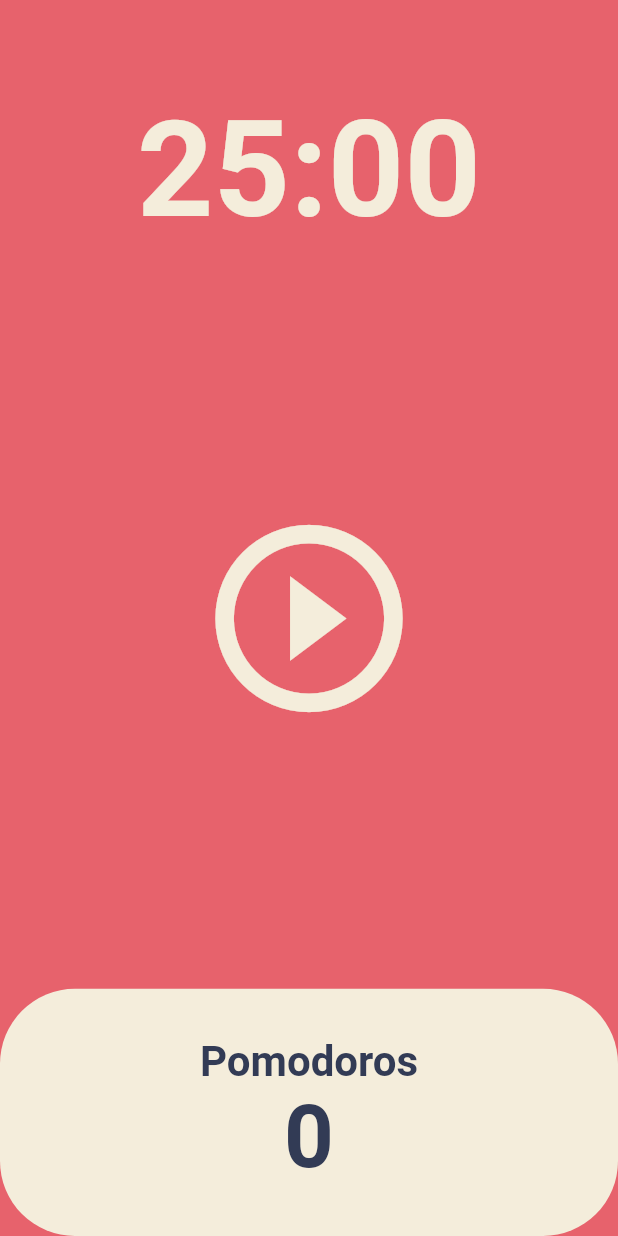
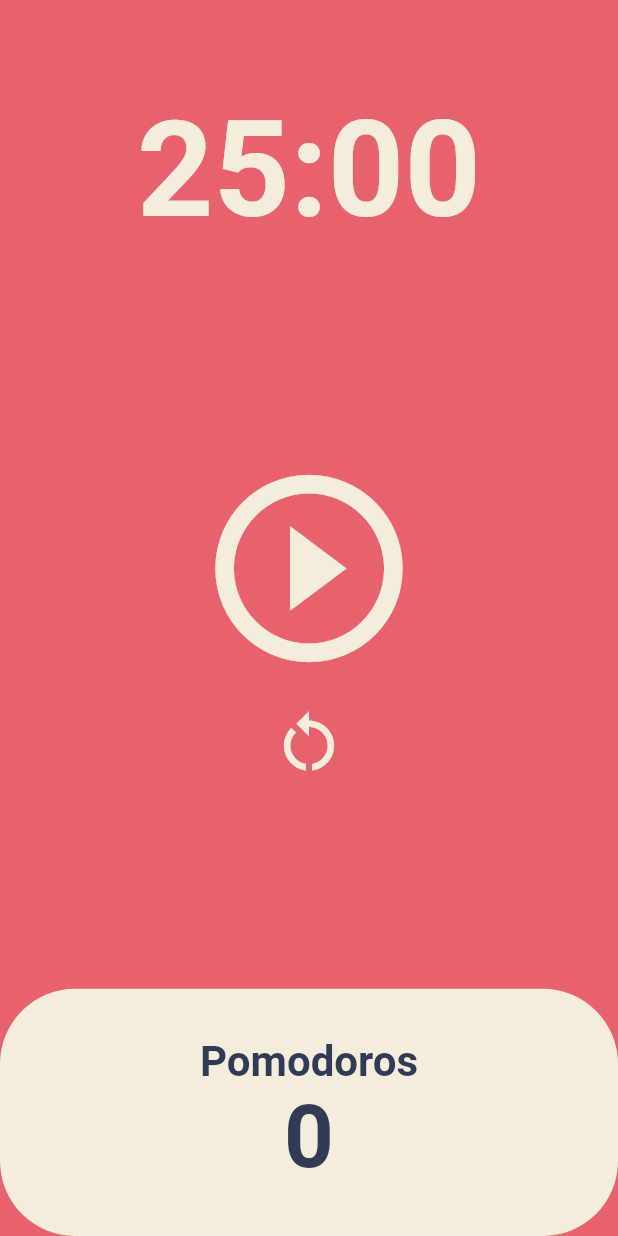
Before and after one commit to SDRLurker/toonflix, a Flutter app: the screen it shows after launch, on a phone screen of 412 x 824 dp. Run offline on Flutter 3.47's test engine with Material 2 defaults, Android fonts, the phone set to English and light mode, and no system bars.

Commit message:
5.4 Code Challenge

```diff
--- a/lib/screens/home_screen.dart
+++ b/lib/screens/home_screen.dart
@@ -47,6 +47,14 @@ class _HomeScreenState extends State<HomeScreen> {
     });
   }
 
+  void onRestartPressed() {
+    setState(() {
+      isRunning = false;
+      totalSeconds = twentyFiveMinutes;
+    });
+    timer.cancel();
+  }
+
   String format(int seconds) {
     var duration = Duration(seconds: seconds);
     return duration.toString().split(".").first.substring(2, 7);
@@ -75,13 +83,24 @@ class _HomeScreenState extends State<HomeScreen> {
           Flexible(
             flex: 3,
             child: Center(
-              child: IconButton(
+              child: Column(
+                mainAxisAlignment: MainAxisAlignment.center,
+                children: [
+                  IconButton(
                     iconSize: 150,
                     color: Theme.of(context).cardColor,
                     onPressed: isRunning ? onPausePressed : onStartPressed,
                     icon: Icon(isRunning
                         ? Icons.pause_circle_outline
                         : Icons.play_circle_outline),
+                  ),
+                  IconButton(
+                    iconSize: 50,
+                    color: Theme.of(context).cardColor,
+                    onPressed: onRestartPressed,
+                    icon: const Icon(Icons.restart_alt),
+                  )
+                ],
               ),
             ),
           ),
```
Lines whose indentation alone changed are shown as unchanged.
